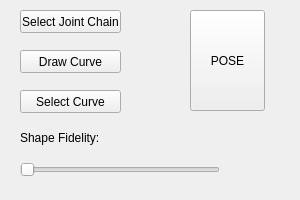
Before: the Qt Designer form SketchBased/sketchTest.ui in ahuja26/hungry-hermit-crab, drawn with Qt 5.
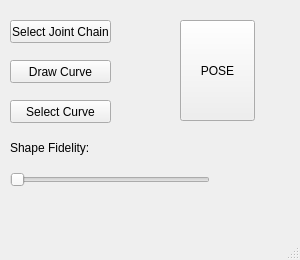
After: the same form once the commit is applied.

Commit message:
updated, still broken
causing win even errors, signals don't seem to be triggering anything,
need to check paths

What changed in the file:
```diff
--- a/SketchBased/sketchTest.ui
+++ b/SketchBased/sketchTest.ui
@@ -1,49 +1,24 @@
 <?xml version="1.0" encoding="UTF-8"?>
 <ui version="4.0">
- <class>Form</class>
- <widget class="QWidget" name="Form">
+ <class>MainWindow</class>
+ <widget class="QMainWindow" name="MainWindow">
   <property name="geometry">
    <rect>
     <x>0</x>
     <y>0</y>
     <width>300</width>
-    <height>200</height>
+    <height>260</height>
    </rect>
   </property>
   <property name="windowTitle">
    <string>Form</string>
   </property>
-  <widget class="QPushButton" name="btn_select_chain">
-   <property name="geometry">
-    <rect>
-     <x>20</x>
-     <y>10</y>
-     <width>101</width>
-     <height>23</height>
-    </rect>
-   </property>
-   <property name="text">
-    <string>Select Joint Chain</string>
-   </property>
-  </widget>
-  <widget class="QPushButton" name="btn_draw_curve">
-   <property name="geometry">
-    <rect>
-     <x>20</x>
-     <y>50</y>
-     <width>101</width>
-     <height>23</height>
-    </rect>
-   </property>
-   <property name="text">
-    <string>Draw Curve</string>
-   </property>
-  </widget>
+  <widget class="QWidget" name="centralwidget">
   <widget class="QSlider" name="slider_res">
    <property name="geometry">
     <rect>
-     <x>20</x>
-     <y>160</y>
+      <x>10</x>
+      <y>170</y>
      <width>200</width>
      <height>19</height>
     </rect>
@@ -58,8 +33,8 @@
   <widget class="QLabel" name="label">
    <property name="geometry">
     <rect>
-     <x>20</x>
-     <y>130</y>
+      <x>10</x>
+      <y>140</y>
      <width>81</width>
      <height>16</height>
     </rect>
@@ -68,24 +43,24 @@
     <string>Shape Fidelity:</string>
    </property>
   </widget>
-  <widget class="QPushButton" name="btn_select_curve">
+   <widget class="QPushButton" name="btn_draw_curve">
    <property name="geometry">
     <rect>
-     <x>20</x>
-     <y>90</y>
+      <x>10</x>
+      <y>60</y>
      <width>101</width>
      <height>23</height>
     </rect>
    </property>
    <property name="text">
-    <string>Select Curve</string>
+     <string>Draw Curve</string>
    </property>
   </widget>
   <widget class="QPushButton" name="btn_go">
    <property name="geometry">
     <rect>
-     <x>190</x>
-     <y>10</y>
+      <x>180</x>
+      <y>20</y>
      <width>75</width>
      <height>101</height>
     </rect>
@@ -94,6 +69,44 @@
     <string>POSE</string>
    </property>
   </widget>
+   <widget class="QPushButton" name="btn_select_curve">
+    <property name="geometry">
+     <rect>
+      <x>10</x>
+      <y>100</y>
+      <width>101</width>
+      <height>23</height>
+     </rect>
+    </property>
+    <property name="text">
+     <string>Select Curve</string>
+    </property>
+   </widget>
+   <widget class="QPushButton" name="btn_select_chain">
+    <property name="geometry">
+     <rect>
+      <x>10</x>
+      <y>20</y>
+      <width>101</width>
+      <height>23</height>
+     </rect>
+    </property>
+    <property name="text">
+     <string>Select Joint Chain</string>
+    </property>
+   </widget>
+  </widget>
+  <widget class="QMenuBar" name="menubar">
+   <property name="geometry">
+    <rect>
+     <x>0</x>
+     <y>0</y>
+     <width>300</width>
+     <height>21</height>
+    </rect>
+   </property>
+  </widget>
+  <widget class="QStatusBar" name="statusbar"/>
  </widget>
  <resources/>
  <connections/>
```
Left out of the diff: 2 changed lines with no effect on the pictures. Lines whose indentation alone changed are shown as unchanged. The commit also changes 1 other file.
